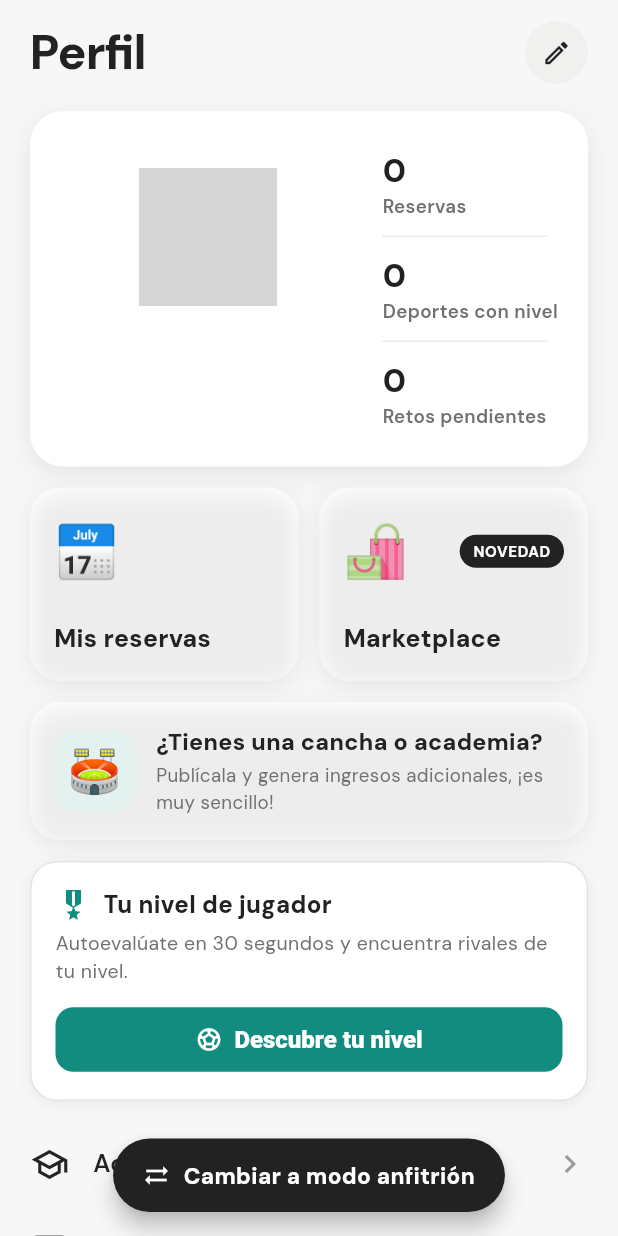
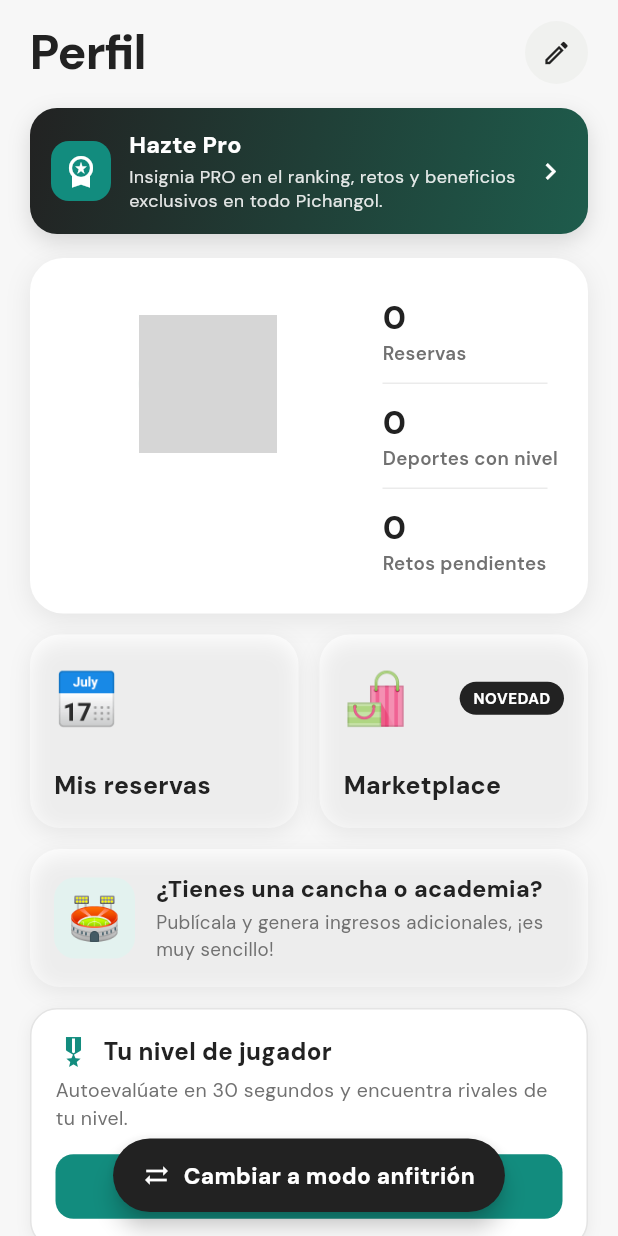
Before and after one commit to dcalagua/canchas-app-lima, a Flutter app: the PerfilScreen screen opened directly, on a phone screen of 412 x 824 dp. Run offline on Flutter 3.47's test engine with Material 3 defaults, Android fonts, the phone set to English and light mode, and no system bars; our stand-ins replace audioplayers, cached_network_image, file_picker, firebase_core, firebase_messaging, flutter_cache_manager and 19 more; missing offline and left inert: android_intent_plus, flutter_callkit_incoming, flutter_webrtc, google_mlkit_text_recognition, record; accounts and stored records are empty; network calls fail; grey boxes are pictures that could not be loaded.

Commit message:
Banner 'Hazte Pro' visible en toda la app (solo para no-Pro)
Nuevo widget BannerPro (gradiente bosque premium, mismo look que la
pantalla Hazte Pro, mensaje por contexto, tap → suscripción; si el usuario
YA es Pro no ocupa ni un píxel). Colocado en los puntos de mayor tráfico:
- Perfil (insignia PRO en ranking/retos)
- Mis canchas (reserva manual, bloqueo de horas, campeonatos)
- Partidos (insignia PRO en ranking y retos)
- Mi academia (campeonatos y herramientas del profe)

Co-Authored-By: Claude <noreply@anthropic.com>

```diff
--- a/lib/screens/mi_academia_screen.dart
+++ b/lib/screens/mi_academia_screen.dart
@@ -10,6 +10,7 @@ import '../state/app_state.dart';
 import '../theme.dart';
 import '../widgets/dialogo_pichangol.dart';
 import '../widgets/ancho_lectura.dart';
+import '../widgets/banner_pro.dart';
 import '../widgets/logo_academia.dart';
 import '../widgets/vacio_airbnb.dart';
 import 'cobros_screen.dart';
@@ -63,6 +64,11 @@ class MiAcademiaScreen extends StatelessWidget {
               padding: EdgeInsets.zero,
               children: [
               _Header(academia: ac),
+              // Hazte Pro visible para el profe (solo si NO es Pro).
+              const BannerPro(
+                  margen: EdgeInsets.fromLTRB(18, 14, 18, 0),
+                  mensaje: 'Campeonatos, reserva manual y más herramientas '
+                      'para tu academia.'),
               // ARRIBA lo del día a día del profe: la PLATA (por cobrar/vencido)
               // y sus ALUMNOS. El código/nivel/ranking bajan a una sección
               // plegable para no robar visibilidad (antes tapaban lo importante).
--- a/lib/screens/mis_canchas_screen.dart
+++ b/lib/screens/mis_canchas_screen.dart
@@ -19,6 +19,7 @@ import 'recargar_saldo_screen.dart';
 import 'registrar_cancha_screen.dart';
 import '../utils/moneda.dart';
 import '../widgets/ancho_lectura.dart';
+import '../widgets/banner_pro.dart';
 import '../widgets/candado_pro.dart';
 import '../widgets/dialogo_pichangol.dart';
 import '../widgets/vacio_airbnb.dart';
@@ -102,6 +103,12 @@ class _MisCanchasScreenState extends State<MisCanchasScreen> {
                       : ListView(
                           padding: const EdgeInsets.fromLTRB(18, 16, 18, 90),
                           children: [
+                            // Hazte Pro visible en el panel (solo si NO es Pro).
+                            const BannerPro(
+                                margen: EdgeInsets.only(bottom: 14),
+                                mensaje:
+                                    'Reserva manual, bloqueo de horas y '
+                                    'campeonatos para tu negocio.'),
                             // ARRIBA lo del día: la caja de hoy y, enseguida, tus
                             // canchas (lo de trabajo). El resumen del mes y el
                             // "destacar" bajan a una sección plegable para no
--- a/lib/screens/partidos_screen.dart
+++ b/lib/screens/partidos_screen.dart
@@ -11,6 +11,7 @@ import '../models/partido.dart';
 import '../services/convocatorias_service.dart';
 import '../state/app_state.dart';
 import '../theme.dart';
+import '../widgets/banner_pro.dart';
 import '../widgets/cargando_pichangol.dart';
 import 'chat_screen.dart';
 import 'convocatorias_screen.dart';
@@ -211,6 +212,11 @@ class _PartidosScreenState extends State<PartidosScreen> {
               ),
             ),
             const _CircuitoPreview(),
+            // Hazte Pro visible en Partidos (solo si NO es Pro): el circuito y
+            // los retos son donde la insignia PRO más luce.
+            const BannerPro(
+                margen: EdgeInsets.fromLTRB(16, 6, 16, 0),
+                mensaje: 'Luce la insignia PRO en el ranking y los retos.'),
             Expanded(
               child: RefreshIndicator(
                 onRefresh: _cargar,
--- a/lib/screens/perfil_screen.dart
+++ b/lib/screens/perfil_screen.dart
@@ -12,6 +12,7 @@ import 'mis_bonos_screen.dart';
 import 'mis_pagos_screen.dart';
 import 'mis_reservas_screen.dart';
 import 'marketplace_screen.dart';
+import '../widgets/banner_pro.dart';
 import 'ajustes_screen.dart';
 import 'anfitrion_screen.dart';
 import 'login_google_sheet.dart';
@@ -206,6 +207,12 @@ class PerfilScreen extends StatelessWidget {
                     28, 12 + MediaQuery.of(context).padding.top, 28, 110),
                 children: [
                   _tituloFila(context, u),
+                  // Hazte Pro bien visible (solo si NO es Pro).
+                  const BannerPro(
+                      margen: EdgeInsets.only(top: 14),
+                      mensaje:
+                          'Insignia PRO en el ranking, retos y beneficios '
+                          'exclusivos en todo Pichangol.'),
                   const SizedBox(height: 16),
                   Row(
                     crossAxisAlignment: CrossAxisAlignment.start,
@@ -234,6 +241,11 @@ class PerfilScreen extends StatelessWidget {
                   20, 12 + MediaQuery.of(context).padding.top, 20, 110),
               children: [
                 _tituloFila(context, u),
+                // Hazte Pro bien visible (solo si NO es Pro).
+                const BannerPro(
+                    margen: EdgeInsets.only(top: 14),
+                    mensaje: 'Insignia PRO en el ranking, retos y beneficios '
+                        'exclusivos en todo Pichangol.'),
                 const SizedBox(height: 16),
                 ..._colIzquierda(context, u),
                 ..._colDerecha(context, u),
--- /dev/null
+++ b/lib/widgets/banner_pro.dart
@@ -0,0 +1,100 @@
+import 'package:flutter/material.dart';
+
+import '../screens/hazte_pro_screen.dart';
+import '../state/app_state.dart';
+import '../theme.dart';
+
+/// Banner "Hazte Pro" — visible en los puntos de mayor tráfico SOLO si el
+/// usuario NO es Pro (pedido del director: que la membresía se vea en toda la
+/// app). Tarjeta premium (gradiente bosque, mismo look que HazteProScreen),
+/// mensaje por contexto y chevron → pantalla de suscripción. Si ya es Pro,
+/// no ocupa ni un píxel (se reconstruye solo al cambiar el estado).
+class BannerPro extends StatelessWidget {
+  const BannerPro({super.key, this.mensaje = '', this.margen});
+
+  /// Beneficio a resaltar según la pantalla (vacío = mensaje general).
+  final String mensaje;
+
+  /// Margen externo (default: horizontal 16, vertical 8).
+  final EdgeInsetsGeometry? margen;
+
+  @override
+  Widget build(BuildContext context) {
+    return ListenableBuilder(
+      listenable: appState,
+      builder: (context, _) {
+        if (appState.proActivo) return const SizedBox.shrink();
+        return Padding(
+          padding: margen ??
+              const EdgeInsets.symmetric(horizontal: 16, vertical: 8),
+          child: Material(
+            color: Colors.transparent,
+            child: InkWell(
+              borderRadius: BorderRadius.circular(18),
+              onTap: () => Navigator.of(context).push(
+                  MaterialPageRoute(builder: (_) => const HazteProScreen())),
+              child: Container(
+                padding: const EdgeInsets.all(14),
+                decoration: BoxDecoration(
+                  gradient: const LinearGradient(
+                    begin: Alignment.topLeft,
+                    end: Alignment.bottomRight,
+                    colors: [bosque, Color(0xFF1E5C4C)],
+                  ),
+                  borderRadius: BorderRadius.circular(18),
+                  boxShadow: const [
+                    BoxShadow(
+                        color: Color(0x22000000),
+                        blurRadius: 12,
+                        offset: Offset(0, 5)),
+                  ],
+                ),
+                child: Row(
+                  children: [
+                    Container(
+                      width: 40,
+                      height: 40,
+                      decoration: BoxDecoration(
+                        color: lima,
+                        borderRadius: BorderRadius.circular(12),
+                      ),
+                      child: const Icon(Icons.workspace_premium,
+                          color: Colors.white, size: 24),
+                    ),
+                    const SizedBox(width: 12),
+                    Expanded(
+                      child: Column(
+                        crossAxisAlignment: CrossAxisAlignment.start,
+                        children: [
+                          const Text('Hazte Pro',
+                              style: TextStyle(
+                                  color: Colors.white,
+                                  fontWeight: FontWeight.w800,
+                                  fontSize: 15.5)),
+                          const SizedBox(height: 2),
+                          Text(
+                            mensaje.isNotEmpty
+                                ? mensaje
+                                : 'Desbloquea todo Pichangol: reserva manual, '
+                                    'bloqueo de horas, campeonatos y más.',
+                            style: TextStyle(
+                                color: Colors.white.withOpacity(0.88),
+                                fontSize: 12,
+                                height: 1.3),
+                          ),
+                        ],
+                      ),
+                    ),
+                    const SizedBox(width: 6),
+                    const Icon(Icons.chevron_right,
+                        color: Colors.white, size: 22),
+                  ],
+                ),
+              ),
+            ),
+          ),
+        );
+      },
+    );
+  }
+}
```
